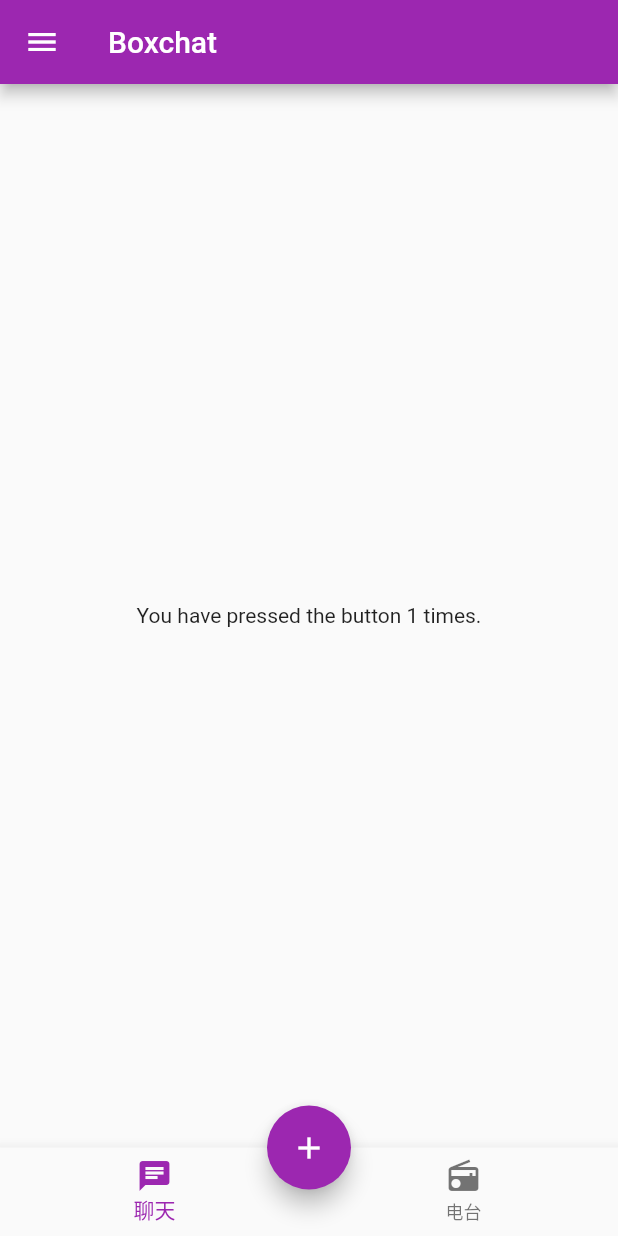
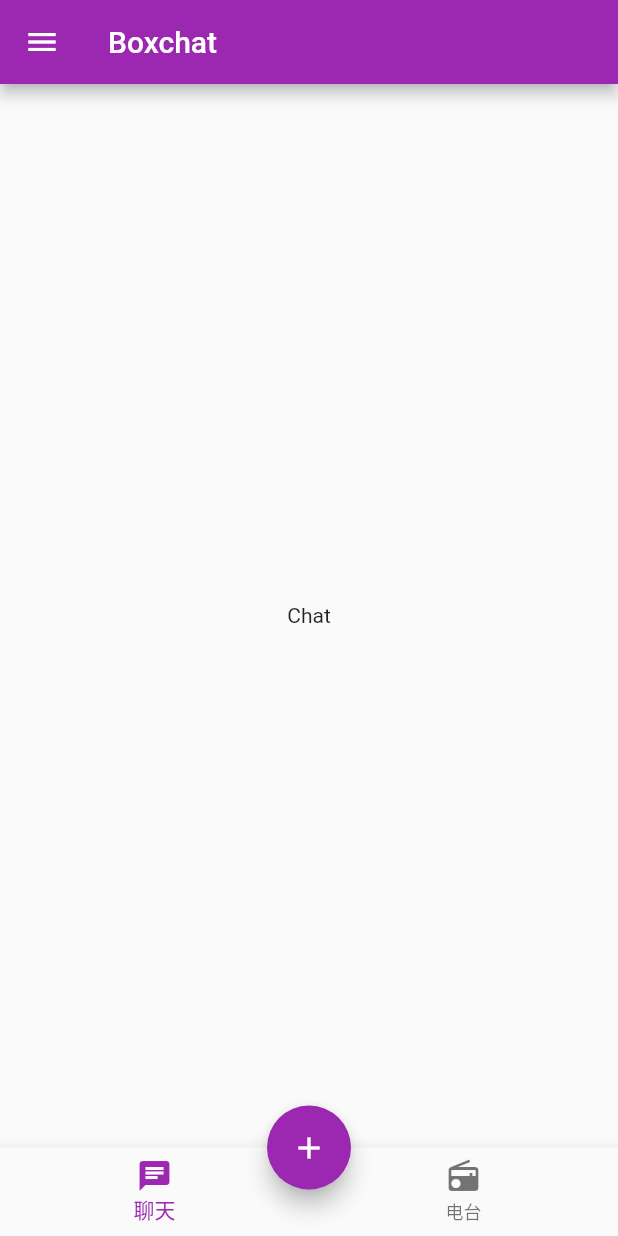
Before and after one commit to Boxchat/Boxchat-Flutter, a Flutter app: the screen it shows after launch, after a tap on the "add" icon, on a phone screen of 412 x 824 dp. Run offline on Flutter 3.47's test engine with Material 2 defaults, Android fonts, the phone set to English and light mode, and no system bars.

Commit message:
完成底部导航栏，并完成Provider的封装

```diff
--- a/lib/main.dart
+++ b/lib/main.dart
@@ -1,4 +1,12 @@
 import 'package:flutter/material.dart';
+// import 'dart:async';
+// import 'package:flutter_redux/flutter_redux.dart';
+// import 'package:redux/redux.dart';
+import 'package:provider/provider.dart';
+// import 'package:flutter/foundation.dart';
+// import 'package:flutter_provider/store/index.dart' show Store;
+// import 'package:flutter_provider/page/firstPage.dart' show FirstPage;
+
 
 // com  => 无视图的组件
 import 'com/screen.dart'; // 屏幕适配
@@ -11,6 +19,8 @@ import 'page/Favorites.dart';
 import 'page/Invite.dart';
 import 'page/Setting.dart';
 import 'page/Statement.dart';
+import 'page/Chat.dart';
+import 'page/Radio.dart';
 
 // view => 视图组件
 import 'view/DrawerLt.dart'; // Drawer-ListTile
@@ -18,9 +28,16 @@ import 'view/BoxAppBar.dart'; // AppBar
 import 'view/BoxBottomNavigationBar.dart'; // BottomNavigationBar
 
 
-void main() {
-  runApp(MyApp());
-}
+// Store => 集中状态管理
+import './store/index.dart';
+
+
+// 程序入口
+void main() => runApp(ChangeNotifierProvider(
+  builder: (context) => DataInfo(),
+  child: MyApp(),
+));
+
 
 // This Widget is the main application widget.
 class MyApp extends StatelessWidget {
@@ -59,23 +76,22 @@ class Home extends StatefulWidget {
 }
 
 class _MyStatefulWidgetState extends State<Home> {
-  int _count = 0;
+
+  List _indexPageList = [RouteChat(), RouteRadio()];
 
   Widget build(BuildContext context) {
     return Scaffold(
       appBar: BoxAppBar(),
       drawer: _drawer(context),
-      body: Center(
-        child: Text('You have pressed the button $_count times.'),
-      ),
+      body: _indexPageList[Provider.of<DataInfo>(context).getIndexNow()],
       bottomNavigationBar: BoxBottomNavigationBar(),
 
 
       floatingActionButton: FloatingActionButton(
         onPressed: () => setState(() {
-          _count++;
+          // _indexPage = 1;
         }),
-        tooltip: 'Increment Counter',
+        tooltip: 'Fucking this!',
         child: Icon(Icons.add),
       ),
       floatingActionButtonLocation: FloatingActionButtonLocation.centerDocked,
--- /dev/null
+++ b/lib/page/Chat.dart
@@ -0,0 +1,18 @@
+import 'package:flutter/material.dart';
+import 'package:provider/provider.dart';
+import '../store/index.dart';
+
+
+class RouteChat extends StatelessWidget{
+  @override
+  Widget build(BuildContext context) {
+    // print('开始');
+    // print(Provider.of<DataInfo>(context).changeIndex(2));
+    // // Provider.of<Index>(context).addCount();
+    // print('结束');
+    // print(Provider.of<Index>(context).getIndexNow());
+    return Center(
+      child: Text('Chat'),
+    );
+  }
+}
--- /dev/null
+++ b/lib/page/Radio.dart
@@ -0,0 +1,9 @@
+import 'package:flutter/material.dart';
+class RouteRadio extends StatelessWidget{
+  @override
+  Widget build(BuildContext context) {
+    return Center(
+      child: Text('Radio'),
+    );
+  }
+}
--- /dev/null
+++ b/lib/store/index.dart
@@ -0,0 +1,22 @@
+// import 'package:provider/provider.dart';
+import 'package:flutter/material.dart';
+class DataInfo with ChangeNotifier {
+  int _indexNow = 0;
+
+  get indexNow => _indexNow;
+
+  // 传参
+  final indexTo;
+
+  DataInfo({this.indexTo});
+
+  getIndexNow() {
+    return indexNow;
+  }
+
+  changeIndexNow(indexTo) {
+    _indexNow = indexTo;
+    notifyListeners();
+  }
+
+}
--- a/lib/view/BoxBottomNavigationBar.dart
+++ b/lib/view/BoxBottomNavigationBar.dart
@@ -1,8 +1,16 @@
 import 'package:flutter/material.dart';
+import 'package:provider/provider.dart';
+import '../store/index.dart';
 class BoxBottomNavigationBar extends StatelessWidget{
   @override
   Widget build(BuildContext context) {
+
+    void changeIndexNow(indexTo) {
+      Provider.of<DataInfo>(context).changeIndexNow(indexTo);
+    }
+
     return BottomNavigationBar(
+      currentIndex: Provider.of<DataInfo>(context).getIndexNow(),
       items: [
         BottomNavigationBarItem(
           icon: Icon(Icons.chat),
@@ -13,9 +21,9 @@ class BoxBottomNavigationBar extends StatelessWidget{
           title: Text('电台'),
         ),
       ],
-      onTap: (index) {
-        print(index);
-      },
+      onTap:(index) => changeIndexNow(index)
     );
   }
+
+  setState(Null Function() param0) {}
 }
--- a/pubspec.yaml
+++ b/pubspec.yaml
@@ -23,6 +23,7 @@ dependencies:
   # The following adds the Cupertino Icons font to your application.
   # Use with the CupertinoIcons class for iOS style icons.
   cupertino_icons: ^0.1.2
+  provider: 3.0.0+1 #数据管理层
 
 dev_dependencies:
   flutter_test:
```
